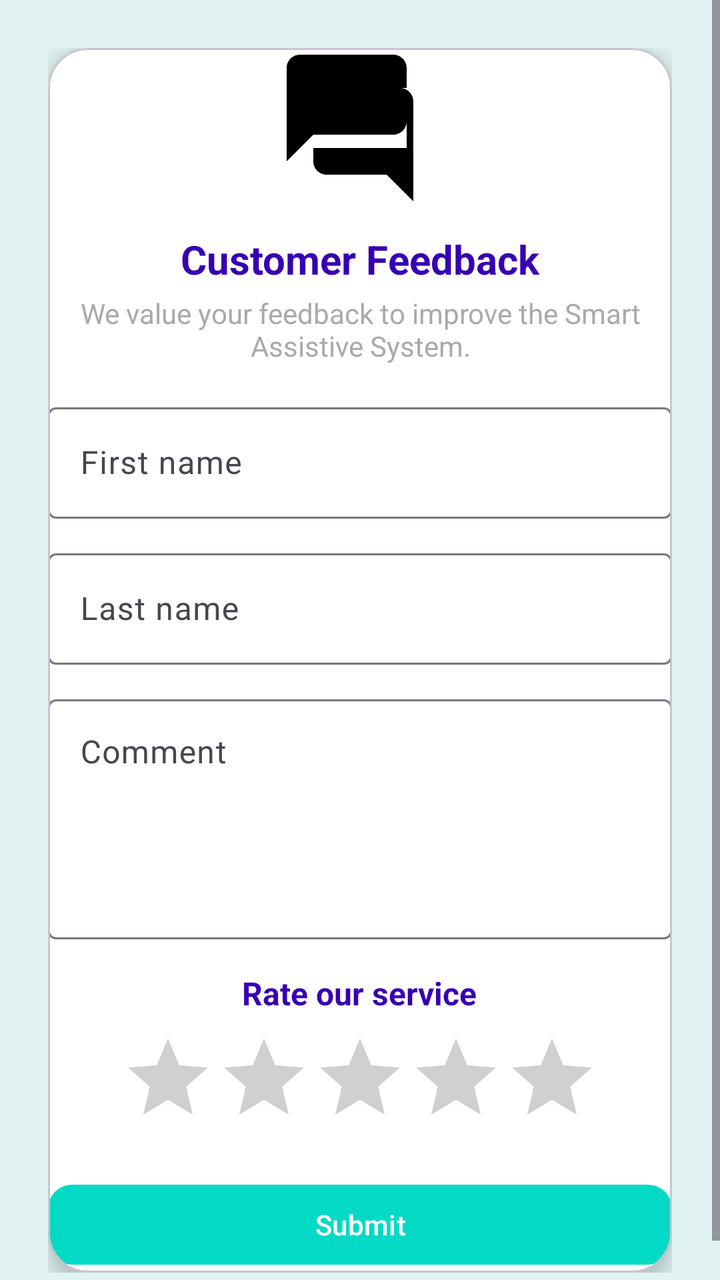
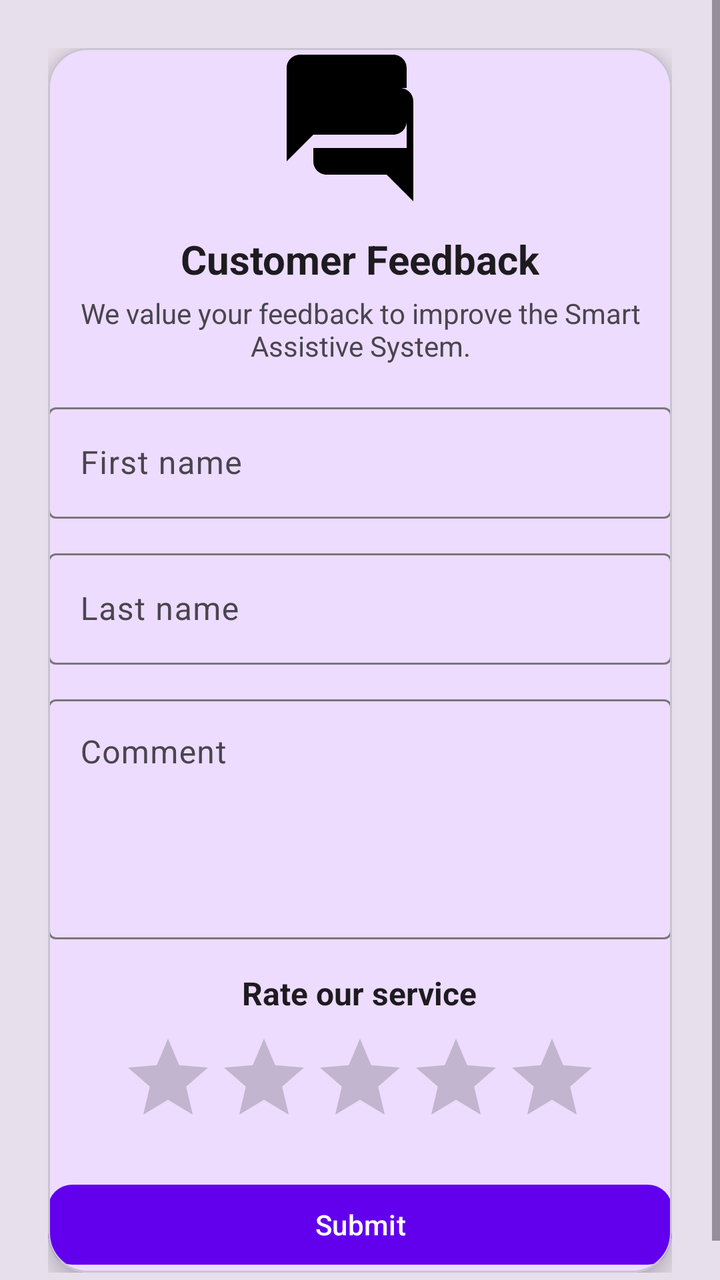

Two renders of the same Android screen: before a commit and after it. Below are the layout's source before the change and the commit's diff.
<!-- AndroidManifest.xml: application theme Theme.SmartAssistiveSystem -->
<!-- res/layout/fragment_feedback.xml -->
<?xml version="1.0" encoding="utf-8"?>
<ScrollView xmlns:android="http://schemas.android.com/apk/res/android"
    xmlns:app="http://schemas.android.com/apk/res-auto"
    android:layout_width="match_parent"
    android:layout_height="match_parent"
    android:background="@color/teal_50"
    android:fillViewport="true">

    <LinearLayout
        android:layout_width="match_parent"
        android:layout_height="wrap_content"
        android:orientation="vertical"
        android:padding="24dp">

        <com.google.android.material.card.MaterialCardView
            android:layout_width="match_parent"
            android:layout_height="wrap_content"
            android:layout_gravity="center"
            app:cardCornerRadius="20dp"
            app:cardElevation="6dp"
            app:cardBackgroundColor="@android:color/white"
            android:padding="20dp">

            <LinearLayout
                android:layout_width="match_parent"
                android:layout_height="wrap_content"
                android:orientation="vertical"
                android:gravity="center_horizontal">

                
                <ImageView
                    android:id="@+id/img_feedback_icon"
                    android:layout_width="80dp"
                    android:layout_height="80dp"
                    android:src="@drawable/ic_feedback"
                    android:layout_marginBottom="12dp"
                    android:contentDescription="@string/customer_feedback" />

                
                <TextView
                    android:id="@+id/tv_feedback_title"
                    android:layout_width="wrap_content"
                    android:layout_height="wrap_content"
                    android:text="@string/customer_feedback"
                    android:textSize="20sp"
                    android:textStyle="bold"
                    android:textColor="@color/purple_700"
                    android:layout_marginBottom="4dp" />

                
                <TextView
                    android:id="@+id/tv_feedback_subtitle"
                    android:layout_width="wrap_content"
                    android:layout_height="wrap_content"
                    android:text="@string/feedback_subtitle"
                    android:textSize="14sp"
                    android:textColor="@android:color/darker_gray"
                    android:layout_marginBottom="16dp"
                    android:gravity="center" />

                
                <com.google.android.material.textfield.TextInputLayout
                    android:layout_width="match_parent"
                    android:layout_height="wrap_content"
                    android:layout_marginBottom="12dp"
                    app:boxBackgroundMode="outline">

                    <com.google.android.material.textfield.TextInputEditText
                        android:id="@+id/et_first_name"
                        android:layout_width="match_parent"
                        android:layout_height="wrap_content"
                        android:hint="@string/hint_first_name"
                        android:inputType="textPersonName" />
                </com.google.android.material.textfield.TextInputLayout>

                
                <com.google.android.material.textfield.TextInputLayout
                    android:layout_width="match_parent"
                    android:layout_height="wrap_content"
                    android:layout_marginBottom="12dp"
                    app:boxBackgroundMode="outline">

                    <com.google.android.material.textfield.TextInputEditText
                        android:id="@+id/et_last_name"
                        android:layout_width="match_parent"
                        android:layout_height="wrap_content"
                        android:hint="@string/hint_last_name"
                        android:inputType="textPersonName" />
                </com.google.android.material.textfield.TextInputLayout>

                
                <com.google.android.material.textfield.TextInputLayout
                    android:layout_width="match_parent"
                    android:layout_height="wrap_content"
                    android:layout_marginBottom="16dp"
                    android:hint="Comment"
                    app:boxBackgroundMode="outline">

                    <com.google.android.material.textfield.TextInputEditText
                        android:id="@+id/et_comment"
                        android:layout_width="match_parent"
                        android:layout_height="120dp"
                        android:gravity="top"
                        android:inputType="textMultiLine" />
                </com.google.android.material.textfield.TextInputLayout>

                
                <TextView
                    android:id="@+id/tv_rate_label"
                    android:layout_width="wrap_content"
                    android:layout_height="wrap_content"
                    android:text="@string/rate_our_service"
                    android:textSize="16sp"
                    android:textStyle="bold"
                    android:textColor="@color/purple_700"
                    android:layout_marginBottom="8dp" />

                <RatingBar
                    android:id="@+id/ratingBar"
                    android:layout_width="wrap_content"
                    android:layout_height="wrap_content"
                    android:numStars="5"
                    android:stepSize="1.0"
                    android:layout_marginBottom="16dp" />

                
                <com.google.android.material.button.MaterialButton
                    android:id="@+id/btn_submit_feedback"
                    android:layout_width="match_parent"
                    android:layout_height="wrap_content"
                    android:text="@string/submit"
                    app:cornerRadius="12dp"
                    app:backgroundTint="@color/teal_200" />

                
                <TextView
                    android:id="@+id/tv_feedback_cooldown"
                    android:layout_width="match_parent"
                    android:layout_height="wrap_content"
                    android:layout_marginTop="12dp"
                    android:textColor="@color/purple_700"
                    android:textSize="14sp"
                    android:gravity="center"
                    android:visibility="gone"
                    android:text="" />

            </LinearLayout>

        </com.google.android.material.card.MaterialCardView>

    </LinearLayout>
</ScrollView>
<!-- resources referenced by this layout -->
<resources>
  <color name="purple_700">#3700B3</color>
  <color name="teal_200">#03DAC5</color>
  <color name="teal_50">#E0F2F1</color>
  <!-- drawable ic_feedback (drawable) -->
  <?xml version="1.0" encoding="utf-8"?>
  <vector xmlns:android="http://schemas.android.com/apk/res/android"
      android:width="24dp"
      android:height="24dp"
      android:viewportWidth="24"
      android:viewportHeight="24">
      <path
          android:fillColor="#000000"
          android:pathData="M21,6h-2v9H5v2c0,1.1 0.9,2 2,2h9l4,4V8c0,-1.1 -0.9,-2 -2,-2zM17,1H3c-1.1,0 -2,0.9 -2,2v14l4,-4h12c1.1,0 2,-0.9 2,-2V3c0,-1.1 -0.9,-2 -2,-2z" />
  </vector>
  <string name="customer_feedback">Customer Feedback</string>
  <string name="feedback_subtitle">We value your feedback to improve the Smart Assistive System.</string>
  <string name="hint_first_name">First name</string>
  <string name="hint_last_name">Last name</string>
  <string name="rate_our_service">Rate our service</string>
  <string name="submit">Submit</string>
  <style name="Theme.SmartAssistiveSystem" parent="Theme.Material3.DayNight.NoActionBar">
  
          
          <item name="windowActionBar">false</item>
          <item name="windowNoTitle">true</item>
  
          
          <item name="colorPrimary">@color/purple_500</item>
          <item name="colorPrimaryVariant">@color/purple_700</item>
          <item name="colorOnPrimary">@color/white</item>
  
          
          <item name="colorSecondary">@color/teal_200</item>
          <item name="colorOnSecondary">@color/black</item>
  
          
          <item name="android:statusBarColor">?attr/colorPrimaryVariant</item>
  
          
          <item name="actionMenuTextAppearance">@style/ActionMenuTextStyle</item>
      </style>
  <color name="purple_500">#6200EE</color>
  <color name="white">#FFFFFF</color>
  <color name="black">#000000</color>
  <style name="ActionMenuTextStyle" parent="@android:style/TextAppearance.Widget.IconMenu.Item">
          <item name="android:textSize">14sp</item>
          <item name="android:textColor">#FFFFFF</item>
          <item name="android:textAllCaps">false</item>
      </style>
</resources>

<!-- the commit's change to res/layout/fragment_feedback.xml (unified diff, before → after) -->
@@ -3,7 +3,7 @@
     xmlns:app="http://schemas.android.com/apk/res-auto"
     android:layout_width="match_parent"
     android:layout_height="match_parent"
-    android:background="@color/teal_50"
+    android:background="?attr/colorSurfaceVariant"
     android:fillViewport="true">
 
     <LinearLayout
@@ -16,10 +16,10 @@
             android:layout_width="match_parent"
             android:layout_height="wrap_content"
             android:layout_gravity="center"
+            android:padding="20dp"
             app:cardCornerRadius="20dp"
             app:cardElevation="6dp"
-            app:cardBackgroundColor="@android:color/white"
-            android:padding="20dp">
+            app:cardBackgroundColor="?attr/colorSurface">
 
             <LinearLayout
                 android:layout_width="match_parent"
@@ -27,7 +27,6 @@
                 android:orientation="vertical"
                 android:gravity="center_horizontal">
 
-                
                 <ImageView
                     android:id="@+id/img_feedback_icon"
                     android:layout_width="80dp"
@@ -36,7 +35,6 @@
                     android:layout_marginBottom="12dp"
                     android:contentDescription="@string/customer_feedback" />
 
-                
                 <TextView
                     android:id="@+id/tv_feedback_title"
                     android:layout_width="wrap_content"
@@ -44,21 +42,19 @@
                     android:text="@string/customer_feedback"
                     android:textSize="20sp"
                     android:textStyle="bold"
-                    android:textColor="@color/purple_700"
+                    android:textColor="?attr/colorOnSurface"
                     android:layout_marginBottom="4dp" />
 
-                
                 <TextView
                     android:id="@+id/tv_feedback_subtitle"
                     android:layout_width="wrap_content"
                     android:layout_height="wrap_content"
                     android:text="@string/feedback_subtitle"
                     android:textSize="14sp"
-                    android:textColor="@android:color/darker_gray"
+                    android:textColor="?attr/colorOnSurfaceVariant"
                     android:layout_marginBottom="16dp"
                     android:gravity="center" />
 
-                
                 <com.google.android.material.textfield.TextInputLayout
                     android:layout_width="match_parent"
                     android:layout_height="wrap_content"
@@ -73,7 +69,6 @@
                         android:inputType="textPersonName" />
                 </com.google.android.material.textfield.TextInputLayout>
 
-                
                 <com.google.android.material.textfield.TextInputLayout
                     android:layout_width="match_parent"
                     android:layout_height="wrap_content"
@@ -88,7 +83,6 @@
                         android:inputType="textPersonName" />
                 </com.google.android.material.textfield.TextInputLayout>
 
-                
                 <com.google.android.material.textfield.TextInputLayout
                     android:layout_width="match_parent"
                     android:layout_height="wrap_content"
@@ -104,7 +98,6 @@
                         android:inputType="textMultiLine" />
                 </com.google.android.material.textfield.TextInputLayout>
 
-                
                 <TextView
                     android:id="@+id/tv_rate_label"
                     android:layout_width="wrap_content"
@@ -112,7 +105,7 @@
                     android:text="@string/rate_our_service"
                     android:textSize="16sp"
                     android:textStyle="bold"
-                    android:textColor="@color/purple_700"
+                    android:textColor="?attr/colorOnSurface"
                     android:layout_marginBottom="8dp" />
 
                 <RatingBar
@@ -123,22 +116,21 @@
                     android:stepSize="1.0"
                     android:layout_marginBottom="16dp" />
 
-                
                 <com.google.android.material.button.MaterialButton
                     android:id="@+id/btn_submit_feedback"
                     android:layout_width="match_parent"
                     android:layout_height="wrap_content"
                     android:text="@string/submit"
                     app:cornerRadius="12dp"
-                    app:backgroundTint="@color/teal_200" />
+                    app:backgroundTint="?attr/colorPrimary"
+                    android:textColor="?attr/colorOnPrimary" />
 
-                
                 <TextView
                     android:id="@+id/tv_feedback_cooldown"
                     android:layout_width="match_parent"
                     android:layout_height="wrap_content"
                     android:layout_marginTop="12dp"
-                    android:textColor="@color/purple_700"
+                    android:textColor="?attr/colorOnSurfaceVariant"
                     android:textSize="14sp"
                     android:gravity="center"
                     android:visibility="gone"
<!-- resource entries referenced after the edit -->
@@ -2,7 +2,6 @@
 <resources>
   <color name="purple_700">#3700B3</color>
   <color name="teal_200">#03DAC5</color>
-  <color name="teal_50">#E0F2F1</color>
   <!-- drawable ic_feedback (drawable) -->
   <?xml version="1.0" encoding="utf-8"?>
   <vector xmlns:android="http://schemas.android.com/apk/res/android"
